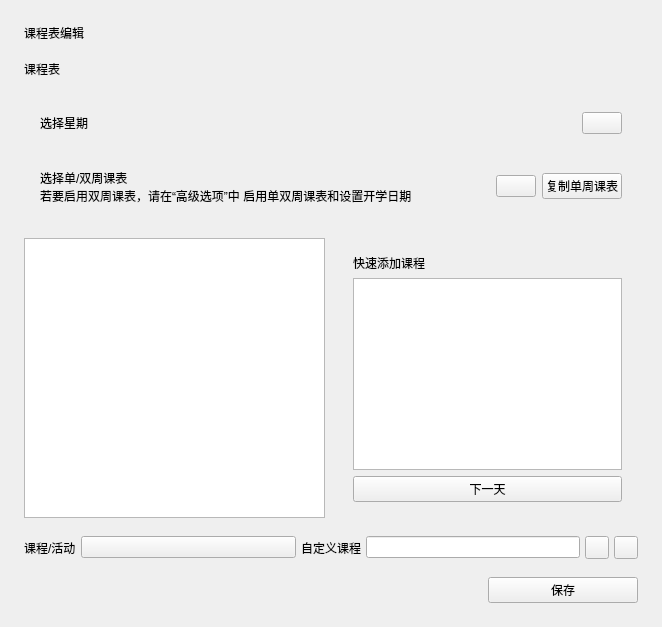
First picture: the form in view/menu/schedule_edit.ui, repository yhlhoh/Class-Widgets, before the edit.
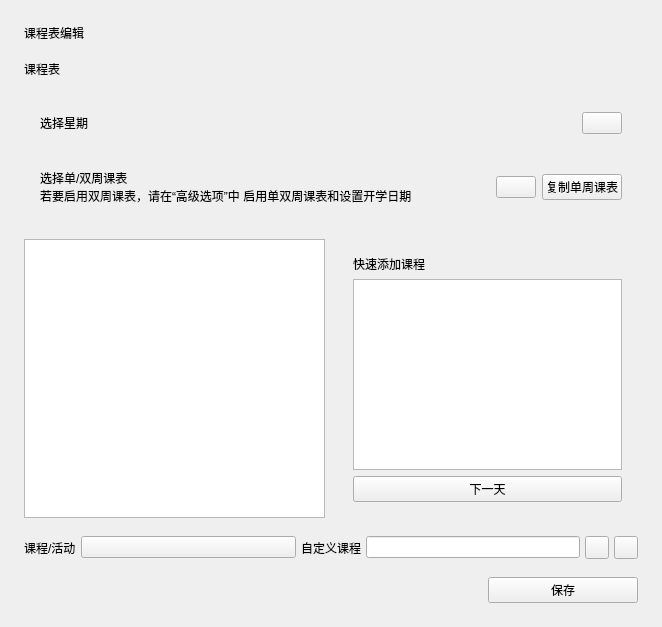
Second picture: the form after the edit. Custom widgets are drawn as their Qt base class.

Commit message: fix(ui): 设置课表编辑选项样式错误

```diff
--- a/view/menu/schedule_edit.ui
+++ b/view/menu/schedule_edit.ui
@@ -143,6 +143,9 @@
             <property name="text">
              <string>若要启用双周课表，请在“高级选项”中 启用单双周课表和设置开学日期</string>
             </property>
+            <property name="wordWrap">
+                 <bool>true</bool>
+            </property>
             <property name="lightColor" stdset="0">
              <color alpha="150">
               <red>0</red>
```
